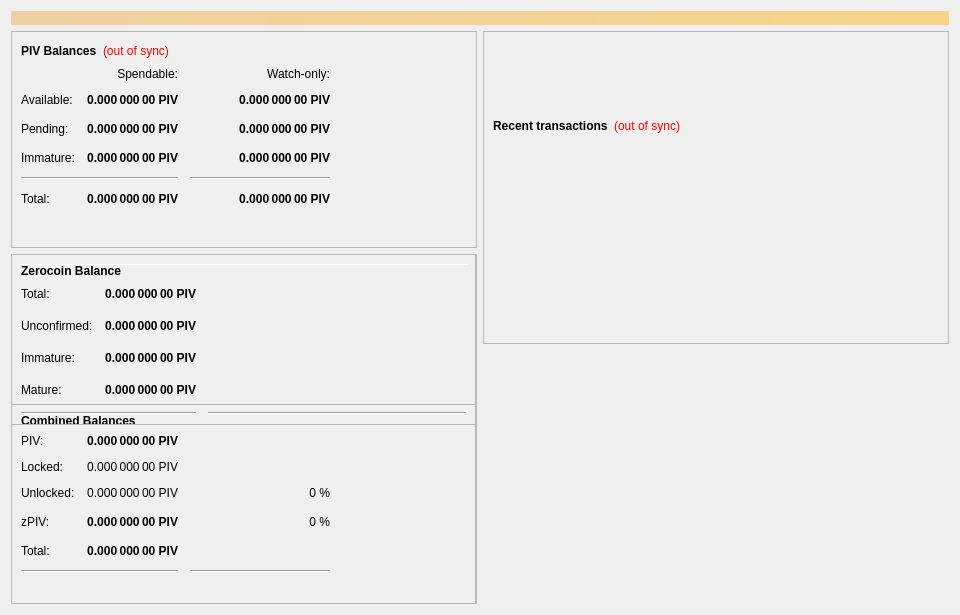
blocknetdx/blocknet, file src/qt/forms/overviewpage.ui: the form before one commit.
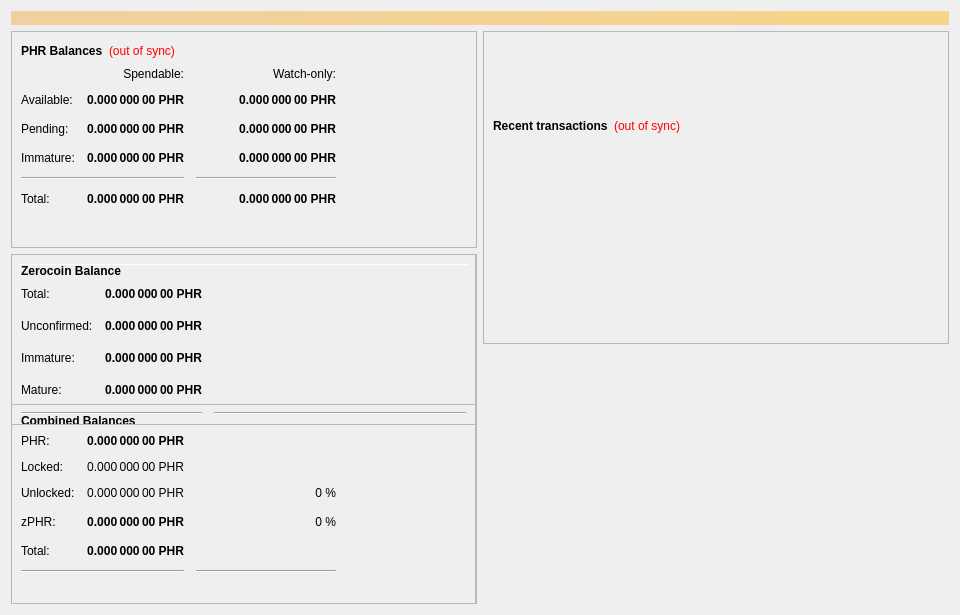
The form after the commit.

What changed in the file:
```diff
--- a/src/qt/forms/overviewpage.ui
+++ b/src/qt/forms/overviewpage.ui
@@ -60,7 +60,7 @@
                </font>
               </property>
               <property name="text">
-               <string>PIV Balances</string>
+               <string>PHR Balances</string>
               </property>
              </widget>
             </item>
@@ -118,7 +118,7 @@
                <string>Unconfirmed transactions to watch-only addresses</string>
               </property>
               <property name="text">
-               <string notr="true">0.000 000 00 PIV</string>
+               <string notr="true">0.000 000 00 PHR</string>
               </property>
               <property name="alignment">
                <set>Qt::AlignRight|Qt::AlignTrailing|Qt::AlignVCenter</set>
@@ -143,7 +143,7 @@
                <string>Total of transactions that have yet to be confirmed, and do not yet count toward the spendable balance</string>
               </property>
               <property name="text">
-               <string notr="true">0.000 000 00 PIV</string>
+               <string notr="true">0.000 000 00 PHR</string>
               </property>
               <property name="alignment">
                <set>Qt::AlignRight|Qt::AlignTrailing|Qt::AlignVCenter</set>
@@ -168,7 +168,7 @@
                <string>Staked or masternode rewards in watch-only addresses that has not yet matured</string>
               </property>
               <property name="text">
-               <string notr="true">0.000 000 00 PIV</string>
+               <string notr="true">0.000 000 00 PHR</string>
               </property>
               <property name="alignment">
                <set>Qt::AlignRight|Qt::AlignTrailing|Qt::AlignVCenter</set>
@@ -226,7 +226,7 @@
                <string>Staked or masternode rewards that has not yet matured</string>
               </property>
               <property name="text">
-               <string notr="true">0.000 000 00 PIV</string>
+               <string notr="true">0.000 000 00 PHR</string>
               </property>
               <property name="alignment">
                <set>Qt::AlignRight|Qt::AlignTrailing|Qt::AlignVCenter</set>
@@ -271,7 +271,7 @@
                <string>Your current total balance</string>
               </property>
               <property name="text">
-               <string notr="true">0.000 000 00 PIV</string>
+               <string notr="true">0.000 000 00 PHR</string>
               </property>
               <property name="alignment">
                <set>Qt::AlignRight|Qt::AlignTrailing|Qt::AlignVCenter</set>
@@ -296,7 +296,7 @@
                <string>Current total balance in watch-only addresses</string>
               </property>
               <property name="text">
-               <string notr="true">0.000 000 00 PIV</string>
+               <string notr="true">0.000 000 00 PHR</string>
               </property>
               <property name="alignment">
                <set>Qt::AlignRight|Qt::AlignTrailing|Qt::AlignVCenter</set>
@@ -338,7 +338,7 @@
                <string>Your current spendable balance</string>
               </property>
               <property name="text">
-               <string notr="true">0.000 000 00 PIV</string>
+               <string notr="true">0.000 000 00 PHR</string>
               </property>
               <property name="alignment">
                <set>Qt::AlignRight|Qt::AlignTrailing|Qt::AlignVCenter</set>
@@ -363,7 +363,7 @@
                <string>Your current balance in watch-only addresses</string>
               </property>
               <property name="text">
-               <string notr="true">0.000 000 00 PIV</string>
+               <string notr="true">0.000 000 00 PHR</string>
               </property>
               <property name="alignment">
                <set>Qt::AlignRight|Qt::AlignTrailing|Qt::AlignVCenter</set>
@@ -963,7 +963,7 @@
                 <string>Total of transactions that have yet to be confirmed, and do not yet count toward the spendable balance</string>
                </property>
                <property name="text">
-                <string notr="true">0.000 000 00 PIV</string>
+                <string notr="true">0.000 000 00 PHR</string>
                </property>
                <property name="alignment">
                 <set>Qt::AlignRight|Qt::AlignTrailing|Qt::AlignVCenter</set>
@@ -988,7 +988,7 @@
                 <string>Total Balance, including unconfirmed and immature coins.</string>
                </property>
                <property name="text">
-                <string notr="true">0.000 000 00 PIV</string>
+                <string notr="true">0.000 000 00 PHR</string>
                </property>
                <property name="alignment">
                 <set>Qt::AlignRight|Qt::AlignTrailing|Qt::AlignVCenter</set>
@@ -1021,7 +1021,7 @@
              <item row="1" column="0">
               <widget class="QLabel" name="labelBalanceTextz">
                <property name="text">
-                <string>PIV:</string>
+                <string>PHR:</string>
                </property>
               </widget>
              </item>
@@ -1040,7 +1040,7 @@
                 <string>Your current spendable balance</string>
                </property>
                <property name="text">
-                <string notr="true">0.000 000 00 PIV</string>
+                <string notr="true">0.000 000 00 PHR</string>
                </property>
                <property name="alignment">
                 <set>Qt::AlignRight|Qt::AlignTrailing|Qt::AlignVCenter</set>
@@ -1056,7 +1056,7 @@
                 <string/>
                </property>
                <property name="text">
-                <string>zPIV:</string>
+                <string>zPHR:</string>
                </property>
               </widget>
              </item>
@@ -1090,7 +1090,7 @@
                 <string>Locked PIV or Masternode collaterals. These are excluded from zPIV minting.</string>
                </property>
                <property name="text">
-                <string>0.000 000 00 PIV</string>
+                <string>0.000 000 00 PHR</string>
                </property>
                <property name="alignment">
                 <set>Qt::AlignRight|Qt::AlignTrailing|Qt::AlignVCenter</set>
@@ -1123,7 +1123,7 @@
                 <string>Unlocked PIVs. These can be used for zPIV minting.</string>
                </property>
                <property name="text">
-                <string>0.000 000 00 PIV</string>
+                <string>0.000 000 00 PHR</string>
                </property>
                <property name="alignment">
                 <set>Qt::AlignRight|Qt::AlignTrailing|Qt::AlignVCenter</set>
@@ -1234,7 +1234,7 @@
                 <string>All available zPIV, unconfirmed and immature zPIV included.</string>
                </property>
                <property name="text">
-                <string notr="true">0.000 000 00 PIV</string>
+                <string notr="true">0.000 000 00 PHR</string>
                </property>
                <property name="alignment">
                 <set>Qt::AlignRight|Qt::AlignTrailing|Qt::AlignVCenter</set>
@@ -1312,7 +1312,7 @@
 These zPIV are spendable.</string>
                </property>
                <property name="text">
-                <string>0.000 000 00 PIV</string>
+                <string>0.000 000 00 PHR</string>
                </property>
                <property name="alignment">
                 <set>Qt::AlignRight|Qt::AlignTrailing|Qt::AlignVCenter</set>
@@ -1343,7 +1343,7 @@
 Immature: confirmed, but less than 3 mints of the same denomination after it was minted</string>
                </property>
                <property name="text">
-                <string>0.000 000 00 PIV</string>
+                <string>0.000 000 00 PHR</string>
                </property>
                <property name="alignment">
                 <set>Qt::AlignRight|Qt::AlignTrailing|Qt::AlignVCenter</set>
@@ -1387,7 +1387,7 @@
 Immature: confirmed, but less than 3 mints of the same denomination after it was minted</string>
                </property>
                <property name="text">
-                <string>0.000 000 00 PIV</string>
+                <string>0.000 000 00 PHR</string>
                </property>
                <property name="alignment">
                 <set>Qt::AlignRight|Qt::AlignTrailing|Qt::AlignVCenter</set>
```
Left out of the diff: 26 changed lines with no effect on the pictures.
